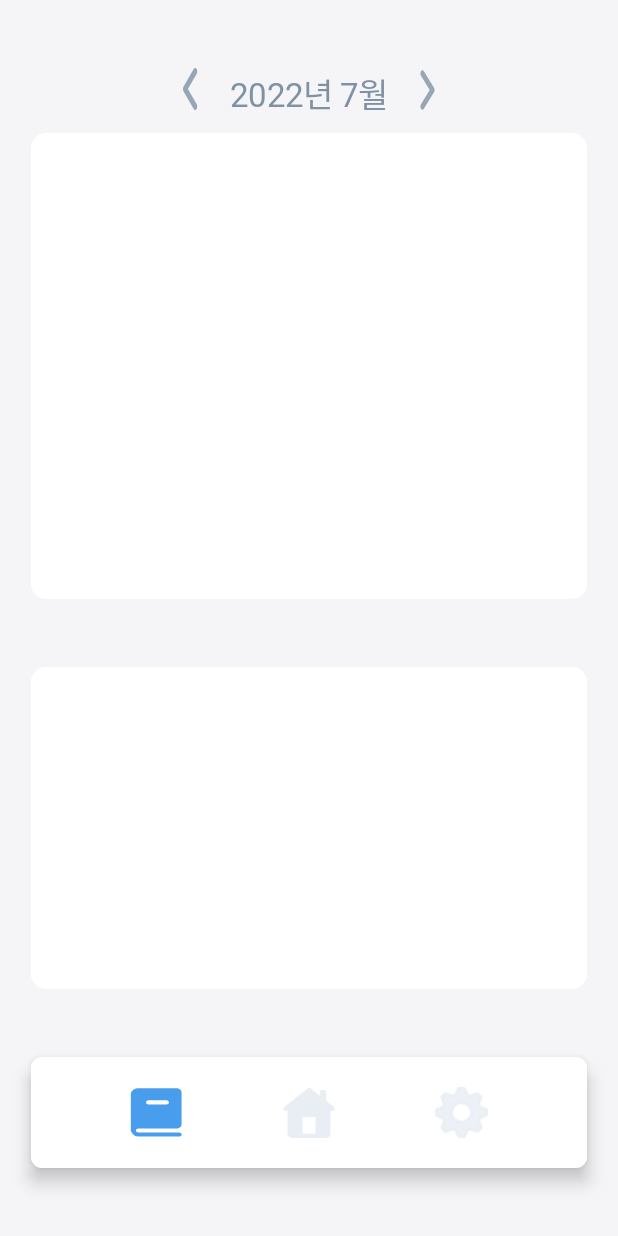
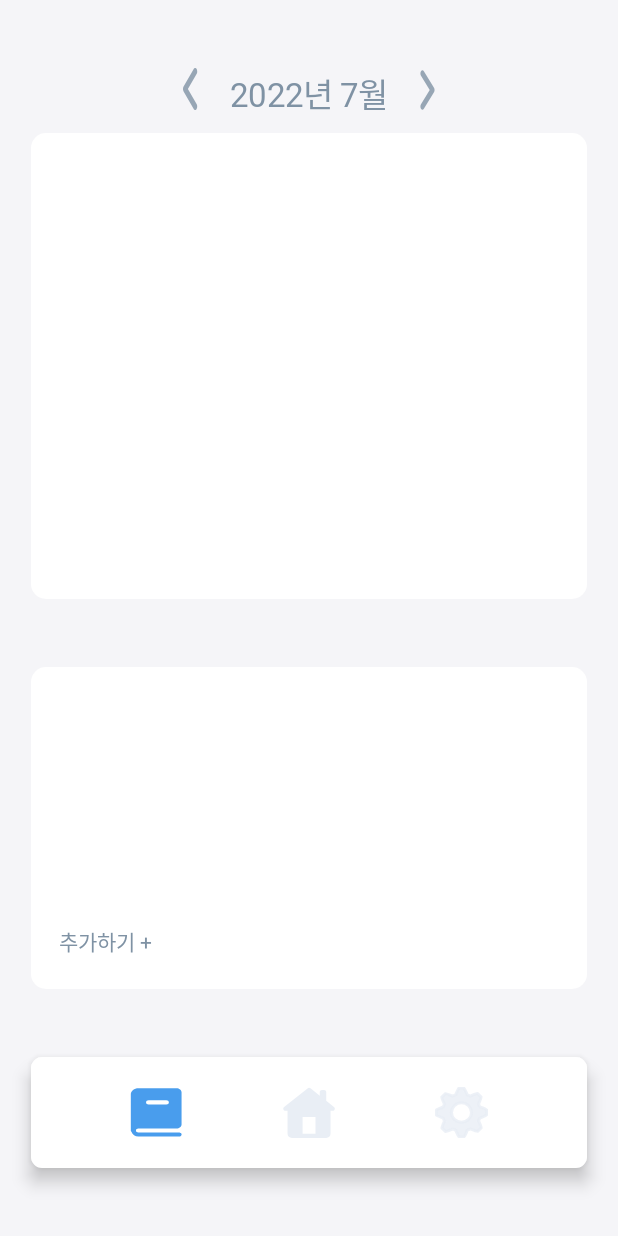
Before and after one commit to implude/asd_front, an Android app: the Calendar screen opened directly, with no data from a screen before it, on a phone screen of 412 x 824 dp. Run offline under Robolectric (Android 15) with nearby library versions, the phone set to English and light mode, and no system bars; 1 statement that could not run was skipped.

```diff
--- a/app/build.gradle
+++ b/app/build.gradle
@@ -1,6 +1,7 @@
 plugins {
     id 'com.android.application'
     id 'kotlin-android'
+    id 'kotlin-kapt'
 }
 
 android {
@@ -29,6 +30,9 @@ android {
     kotlinOptions {
         jvmTarget = '1.8'
     }
+    viewBinding {
+        enabled = true
+    }
 }
 
 dependencies {
--- a/app/src/main/java/com/example/asd/Calendar.kt
+++ b/app/src/main/java/com/example/asd/Calendar.kt
@@ -1,14 +1,28 @@
 package com.example.asd
 
+import TodoViewModel
 import android.content.Intent
 import android.os.Bundle
 import android.widget.ImageButton
+import android.widget.Toast
+import androidx.activity.result.contract.ActivityResultContracts
 import androidx.appcompat.app.AppCompatActivity
+import androidx.lifecycle.ViewModelProvider
+import com.example.asd.databinding.CalendarBinding
+import com.example.asd.dto.Todo
+import kotlinx.coroutines.CoroutineScope
+import kotlinx.coroutines.Dispatchers
+import kotlinx.coroutines.launch
 
 class Calendar : AppCompatActivity() {
+    lateinit var binding: CalendarBinding
+    lateinit var todoViewModel: TodoViewModel
+
     override fun onCreate(savedInstanceState: Bundle?) {
         super.onCreate(savedInstanceState)
-        setContentView(R.layout.calendar)
+        binding = CalendarBinding.inflate(layoutInflater)
+        setContentView(binding.root)
+        todoViewModel = ViewModelProvider(this)[TodoViewModel::class.java]
 
         val navigationbar_book = findViewById<ImageButton>(R.id.navigation_bar_book)
         val navigationbar_home = findViewById<ImageButton>(R.id.navigation_bar_home)
@@ -29,7 +43,25 @@ class Calendar : AppCompatActivity() {
             overridePendingTransition(R.anim.slide_right_enter,R.anim.slide_right_exit)
         }
 
+        binding.recycleradd.setOnClickListener {
+            val intent = Intent(this, EditTodoActivity::class.java).apply {
+                putExtra("type", "ADD")
+            }
+            requestActivity.launch(intent)
+        }
+    }
+    private val requestActivity = registerForActivityResult(ActivityResultContracts.StartActivityForResult()) {
+        if (it.resultCode == RESULT_OK) {
+            val todo = it.data?.getSerializableExtra("todo") as Todo
 
-
+            when(it.data?.getIntExtra("flag", -1)) {
+                0 -> {
+                    CoroutineScope(Dispatchers.IO).launch {
+                        todoViewModel.insert(todo)
+                    }
+                    Toast.makeText(this, "추가되었습니다.", Toast.LENGTH_SHORT).show()
+                }
+            }
+        }
     }
 }
--- a/app/src/main/res/layout/calendar.xml
+++ b/app/src/main/res/layout/calendar.xml
@@ -3,7 +3,9 @@
     android:layout_width="match_parent"
     android:layout_height="match_parent"
     xmlns:app="http://schemas.android.com/apk/res-auto"
-    android:background="@color/Background">
+    xmlns:tools="http://schemas.android.com/tools"
+    android:background="@color/Background"
+    tools:context=".Calendar">
     <androidx.constraintlayout.widget.ConstraintLayout
         android:id="@+id/calendar_calendar"
         android:layout_width="0dp"
@@ -69,6 +71,27 @@
         app:layout_constraintLeft_toLeftOf="parent"
         app:layout_constraintTop_toBottomOf="@+id/calendar_calendar"
         app:layout_constraintBottom_toTopOf="@+id/calendar_navigation_bar">
+        <androidx.recyclerview.widget.RecyclerView
+            android:id="@+id/recyclerView"
+            android:layout_width="0dp"
+            android:layout_height="0dp"
+            app:layout_constraintRight_toRightOf="parent"
+            app:layout_constraintLeft_toLeftOf="parent"
+            app:layout_constraintTop_toTopOf="parent"
+            app:layout_constraintBottom_toTopOf="@id/recycleradd"
+            app:layout_constraintWidth_percent="0.9"
+            app:layout_constraintHeight_percent="0.6"/>
+        <TextView
+            android:id="@+id/recycleradd"
+            android:layout_width="0dp"
+            android:layout_height="wrap_content"
+            android:text="추가하기 + "
+            android:textColor="@color/gray2"
+            app:layout_constraintWidth_percent="0.9"
+            app:layout_constraintRight_toRightOf="parent"
+            app:layout_constraintLeft_toLeftOf="parent"
+            app:layout_constraintTop_toBottomOf="@+id/recyclerView"
+            app:layout_constraintBottom_toBottomOf="parent"/>
 
 
     </androidx.constraintlayout.widget.ConstraintLayout>
--- a/build.gradle
+++ b/build.gradle
@@ -6,7 +6,7 @@ buildscript {
     }
     dependencies {
         classpath 'com.android.tools.build:gradle:7.2.1'
-        classpath "org.jetbrains.kotlin:kotlin-gradle-plugin:1.6.10"
+        classpath 'org.jetbrains.kotlin:kotlin-gradle-plugin:1.7.10'
 
 
         // NOTE: Do not place your application dependencies here; they belong
```
Also changed, not shown: app/src/main/AndroidManifest.xml (+15 -11 lines).
